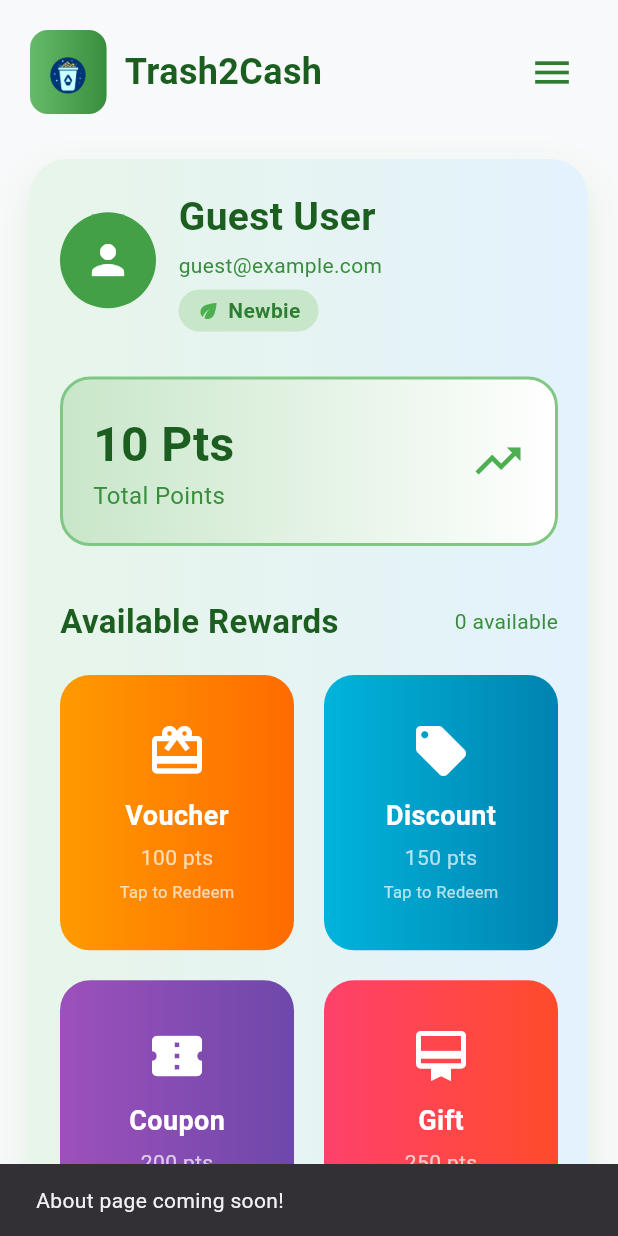
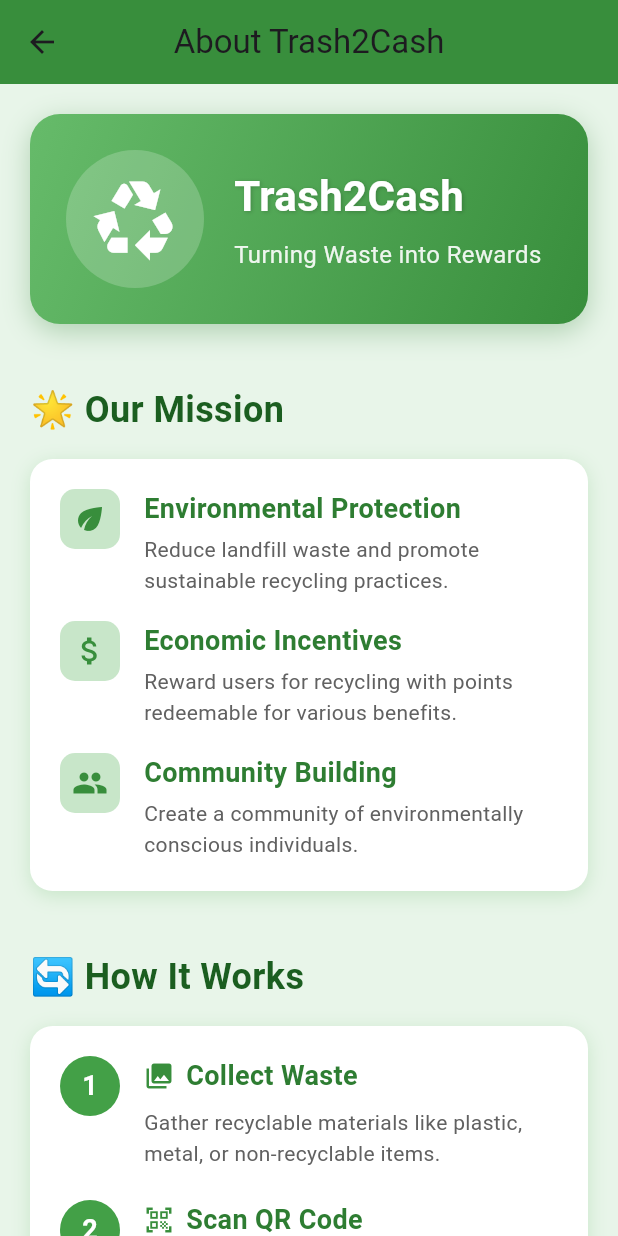
Before and after one commit to RewardingTrashcanSystem/Trash2Cash_Mobile, a Flutter app: the Trash2CashHomeUI screen opened directly, in the side drawer, after a tap on "About", on a phone screen of 412 x 824 dp. Run offline on Flutter 3.47's test engine with Material 3 defaults, Android fonts, the light colour scheme and no system bars; our stand-ins replace cached_network_image, connectivity_plus, dio, image_picker, permission_handler, pretty_dio_logger and 1 more; missing offline and left inert: mobile_scanner; accounts and stored records are empty.

Commit message:
about page

```diff
--- /dev/null
+++ b/lib/features/home/presentation/screen/about_page.dart
@@ -0,0 +1,590 @@
+import 'package:flutter/material.dart';
+
+class AboutPage extends StatelessWidget {
+  const AboutPage({super.key});
+
+  @override
+  Widget build(BuildContext context) {
+    return Scaffold(
+      backgroundColor: Colors.green.shade50,
+      appBar: AppBar(
+        title: const Text('About Trash2Cash'),
+        backgroundColor: Colors.green.shade700,
+        centerTitle: true,
+        elevation: 0,
+        leading: IconButton(
+          icon: const Icon(Icons.arrow_back),
+          onPressed: () => Navigator.pop(context),
+        ),
+      ),
+      body: SingleChildScrollView(
+        child: Padding(
+          padding: const EdgeInsets.all(20.0),
+          child: Column(
+            crossAxisAlignment: CrossAxisAlignment.start,
+            children: [
+              // Hero Section
+              _buildHeroSection(context),
+
+              const SizedBox(height: 40),
+
+              // Our Mission
+              _buildMissionSection(),
+
+              const SizedBox(height: 40),
+
+              // How It Works
+              _buildHowItWorksSection(),
+
+              const SizedBox(height: 40),
+
+              // Benefits
+              _buildBenefitsSection(),
+
+              const SizedBox(height: 40),
+
+              // Team/Contact
+              _buildContactSection(),
+
+              const SizedBox(height: 40),
+
+              // App Info
+              _buildAppInfoSection(),
+            ],
+          ),
+        ),
+      ),
+    );
+  }
+
+  Widget _buildHeroSection(BuildContext context) {
+    return Container(
+      padding: const EdgeInsets.all(24),
+      decoration: BoxDecoration(
+        gradient: LinearGradient(
+          colors: [Colors.green.shade400, Colors.green.shade700],
+          begin: Alignment.topLeft,
+          end: Alignment.bottomRight,
+        ),
+        borderRadius: BorderRadius.circular(20),
+        boxShadow: [
+          BoxShadow(
+            color: Colors.green.shade800.withOpacity(0.3),
+            blurRadius: 15,
+            offset: const Offset(0, 5),
+          ),
+        ],
+      ),
+      child: Row(
+        children: [
+          Container(
+            padding: const EdgeInsets.all(16),
+            decoration: BoxDecoration(
+              color: Colors.white.withOpacity(0.2),
+              shape: BoxShape.circle,
+            ),
+            child: const Icon(
+              Icons.recycling,
+              size: 60,
+              color: Colors.white,
+            ),
+          ),
+          const SizedBox(width: 20),
+          Expanded(
+            child: Column(
+              crossAxisAlignment: CrossAxisAlignment.start,
+              children: [
+                Text(
+                  'Trash2Cash',
+                  style: TextStyle(
+                    fontSize: 28,
+                    fontWeight: FontWeight.bold,
+                    color: Colors.white,
+                    shadows: [
+                      Shadow(
+                        color: Colors.black.withOpacity(0.2),
+                        blurRadius: 3,
+                        offset: const Offset(1, 1),
+                      ),
+                    ],
+                  ),
+                ),
+                const SizedBox(height: 8),
+                Text(
+                  'Turning Waste into Rewards',
+                  style: TextStyle(
+                    fontSize: 16,
+                    color: Colors.white.withOpacity(0.9),
+                  ),
+                ),
+              ],
+            ),
+          ),
+        ],
+      ),
+    );
+  }
+
+  Widget _buildMissionSection() {
+    return Column(
+      crossAxisAlignment: CrossAxisAlignment.start,
+      children: [
+        Text(
+          '🌟 Our Mission',
+          style: TextStyle(
+            fontSize: 24,
+            fontWeight: FontWeight.bold,
+            color: Colors.green.shade900,
+          ),
+        ),
+        const SizedBox(height: 16),
+        Container(
+          padding: const EdgeInsets.all(20),
+          decoration: BoxDecoration(
+            color: Colors.white,
+            borderRadius: BorderRadius.circular(15),
+            boxShadow: [
+              BoxShadow(
+                color: Colors.green.shade100,
+                blurRadius: 10,
+                offset: const Offset(0, 3),
+              ),
+            ],
+          ),
+          child: Column(
+            children: [
+              _buildInfoItem(
+                icon: Icons.eco,
+                title: 'Environmental Protection',
+                description: 'Reduce landfill waste and promote sustainable recycling practices.',
+              ),
+              const SizedBox(height: 16),
+              _buildInfoItem(
+                icon: Icons.attach_money,
+                title: 'Economic Incentives',
+                description: 'Reward users for recycling with points redeemable for various benefits.',
+              ),
+              const SizedBox(height: 16),
+              _buildInfoItem(
+                icon: Icons.group,
+                title: 'Community Building',
+                description: 'Create a community of environmentally conscious individuals.',
+              ),
+            ],
+          ),
+        ),
+      ],
+    );
+  }
+
+  Widget _buildHowItWorksSection() {
+    return Column(
+      crossAxisAlignment: CrossAxisAlignment.start,
+      children: [
+        Text(
+          '🔄 How It Works',
+          style: TextStyle(
+            fontSize: 24,
+            fontWeight: FontWeight.bold,
+            color: Colors.green.shade900,
+          ),
+        ),
+        const SizedBox(height: 16),
+        Container(
+          padding: const EdgeInsets.all(20),
+          decoration: BoxDecoration(
+            color: Colors.white,
+            borderRadius: BorderRadius.circular(15),
+            boxShadow: [
+              BoxShadow(
+                color: Colors.green.shade100,
+                blurRadius: 10,
+                offset: const Offset(0, 3),
+              ),
+            ],
+          ),
+          child: Column(
+            children: [
+              _buildStepItem(
+                number: 1,
+                title: 'Collect Waste',
+                description: 'Gather recyclable materials like plastic, metal, or non-recyclable items.',
+                icon: Icons.collections,
+              ),
+              const SizedBox(height: 20),
+              _buildStepItem(
+                number: 2,
+                title: 'Scan QR Code',
+                description: 'Use the app to scan QR codes at recycling centers or collection points.',
+                icon: Icons.qr_code_scanner,
+              ),
+              const SizedBox(height: 20),
+              _buildStepItem(
+                number: 3,
+                title: 'Earn Points',
+                description: 'Get points based on material type and quantity recycled.',
+                icon: Icons.star,
+              ),
+              const SizedBox(height: 20),
+              _buildStepItem(
+                number: 4,
+                title: 'Redeem Rewards',
+                description: 'Use your points to get vouchers, discounts, and other rewards.',
+                icon: Icons.card_giftcard,
+              ),
+            ],
+          ),
+        ),
+      ],
+    );
+  }
+
+  Widget _buildStepItem({
+    required int number,
+    required String title,
+    required String description,
+    required IconData icon,
+  }) {
+    return Row(
+      crossAxisAlignment: CrossAxisAlignment.start,
+      children: [
+        Container(
+          width: 40,
+          height: 40,
+          decoration: BoxDecoration(
+            color: Colors.green.shade600,
+            shape: BoxShape.circle,
+          ),
+          child: Center(
+            child: Text(
+              '$number',
+              style: const TextStyle(
+                color: Colors.white,
+                fontSize: 18,
+                fontWeight: FontWeight.bold,
+              ),
+            ),
+          ),
+        ),
+        const SizedBox(width: 16),
+        Expanded(
+          child: Column(
+            crossAxisAlignment: CrossAxisAlignment.start,
+            children: [
+              Row(
+                children: [
+                  Icon(
+                    icon,
+                    color: Colors.green.shade700,
+                    size: 20,
+                  ),
+                  const SizedBox(width: 8),
+                  Text(
+                    title,
+                    style: TextStyle(
+                      fontSize: 18,
+                      fontWeight: FontWeight.bold,
+                      color: Colors.green.shade800,
+                    ),
+                  ),
+                ],
+              ),
+              const SizedBox(height: 8),
+              Text(
+                description,
+                style: TextStyle(
+                  color: Colors.grey.shade700,
+                  fontSize: 14,
+                  height: 1.5,
+                ),
+              ),
+            ],
+          ),
+        ),
+      ],
+    );
+  }
+
+  Widget _buildBenefitsSection() {
+    return Column(
+      crossAxisAlignment: CrossAxisAlignment.start,
+      children: [
+        Text(
+          '✨ Benefits',
+          style: TextStyle(
+            fontSize: 24,
+            fontWeight: FontWeight.bold,
+            color: Colors.green.shade900,
+          ),
+        ),
+        const SizedBox(height: 16),
+        Wrap(
+          spacing: 12,
+          runSpacing: 12,
+          children: [
+            _buildBenefitChip(
+              icon: Icons.nature_people,
+              text: 'Cleaner Environment',
+              color: Colors.green,
+            ),
+            _buildBenefitChip(
+              icon: Icons.savings,
+              text: 'Save Money',
+              color: Colors.blue,
+            ),
+            _buildBenefitChip(
+              icon: Icons.health_and_safety,
+              text: 'Healthier Communities',
+              color: Colors.orange,
+            ),
+            _buildBenefitChip(
+              icon: Icons.trending_up,
+              text: 'Earn Rewards',
+              color: Colors.purple,
+            ),
+            _buildBenefitChip(
+              icon: Icons.school,
+              text: 'Environmental Education',
+              color: Colors.teal,
+            ),
+            _buildBenefitChip(
+              icon: Icons.work,
+              text: 'Create Green Jobs',
+              color: Colors.indigo,
+            ),
+          ],
+        ),
+      ],
+    );
+  }
+
+  Widget _buildBenefitChip({
+    required IconData icon,
+    required String text,
+    required Color color,
+  }) {
+    return Container(
+      padding: const EdgeInsets.symmetric(horizontal: 16, vertical: 10),
+      decoration: BoxDecoration(
+        color: color.withOpacity(0.1),
+        borderRadius: BorderRadius.circular(25),
+        border: Border.all(color: color.withOpacity(0.3)),
+      ),
+      child: Row(
+        mainAxisSize: MainAxisSize.min,
+        children: [
+          Icon(icon, color: color, size: 18),
+          const SizedBox(width: 6),
+          Text(
+            text,
+            style: TextStyle(
+              color: color,
+              fontWeight: FontWeight.w500,
+              fontSize: 14,
+            ),
+          ),
+        ],
+      ),
+    );
+  }
+
+  Widget _buildContactSection() {
+    return Column(
+      crossAxisAlignment: CrossAxisAlignment.start,
+      children: [
+        Text(
+          '📞 Contact Us',
+          style: TextStyle(
+            fontSize: 24,
+            fontWeight: FontWeight.bold,
+            color: Colors.green.shade900,
+          ),
+        ),
+        const SizedBox(height: 16),
+        Container(
+          padding: const EdgeInsets.all(20),
+          decoration: BoxDecoration(
+            color: Colors.white,
+            borderRadius: BorderRadius.circular(15),
+            boxShadow: [
+              BoxShadow(
+                color: Colors.green.shade100,
+                blurRadius: 10,
+                offset: const Offset(0, 3),
+              ),
+            ],
+          ),
+          child: Column(
+            children: [
+              _buildContactItem(
+                icon: Icons.email,
+                title: 'Email',
+                value: 'support@trash2cash.com',
+              ),
+              const SizedBox(height: 16),
+              _buildContactItem(
+                icon: Icons.phone,
+                title: 'Phone',
+                value: '+251988111111',
+              ),
+              const SizedBox(height: 16),
+              _buildContactItem(
+                icon: Icons.location_on,
+                title: 'Address',
+                value: '📍 Kazanchis (ካዛንቺስ) , temama foke 3rd floor',
+              ),
+            ],
+          ),
+        ),
+      ],
+    );
+  }
+
+  Widget _buildContactItem({
+    required IconData icon,
+    required String title,
+    required String value,
+  }) {
+    return Row(
+      crossAxisAlignment: CrossAxisAlignment.start,
+      children: [
+        Icon(
+          icon,
+          color: Colors.green.shade700,
+          size: 24,
+        ),
+        const SizedBox(width: 16),
+        Expanded(
+          child: Column(
+            crossAxisAlignment: CrossAxisAlignment.start,
+            children: [
+              Text(
+                title,
+                style: TextStyle(
+                  fontSize: 16,
+                  fontWeight: FontWeight.bold,
+                  color: Colors.green.shade800,
+                ),
+              ),
+              const SizedBox(height: 4),
+              Text(
+                value,
+                style: TextStyle(
+                  color: Colors.grey.shade700,
+                  fontSize: 14,
+                ),
+              ),
+            ],
+          ),
+        ),
+      ],
+    );
+  }
+
+  Widget _buildAppInfoSection() {
+    return Container(
+      padding: const EdgeInsets.all(20),
+      decoration: BoxDecoration(
+        color: Colors.green.shade100.withOpacity(0.5),
+        borderRadius: BorderRadius.circular(15),
+        border: Border.all(color: Colors.green.shade200),
+      ),
+      child: Column(
+        children: [
+          const Row(
+            children: [
+              Icon(Icons.info, color: Colors.green),
+              SizedBox(width: 10),
+              Text(
+                'App Information',
+                style: TextStyle(
+                  fontSize: 18,
+                  fontWeight: FontWeight.bold,
+                  color: Colors.green,
+                ),
+              ),
+            ],
+          ),
+          const SizedBox(height: 15),
+          _buildAppInfoRow('Version', '1.0.0'),
+          _buildAppInfoRow('Last Updated', 'January 2026'),
+          _buildAppInfoRow('Developed By', 'Trash2Cash Team'),
+          _buildAppInfoRow('Platform', 'Android & iOS'),
+        ],
+      ),
+    );
+  }
+
+  Widget _buildAppInfoRow(String label, String value) {
+    return Padding(
+      padding: const EdgeInsets.symmetric(vertical: 6),
+      child: Row(
+        mainAxisAlignment: MainAxisAlignment.spaceBetween,
+        children: [
+          Text(
+            label,
+            style: TextStyle(
+              color: Colors.green.shade700,
+              fontWeight: FontWeight.w500,
+            ),
+          ),
+          Text(
+            value,
+            style: const TextStyle(
+              color: Colors.grey,
+            ),
+          ),
+        ],
+      ),
+    );
+  }
+
+  Widget _buildInfoItem({
+    required IconData icon,
+    required String title,
+    required String description,
+  }) {
+    return Row(
+      crossAxisAlignment: CrossAxisAlignment.start,
+      children: [
+        Container(
+          padding: const EdgeInsets.all(8),
+          decoration: BoxDecoration(
+            color: Colors.green.shade100,
+            borderRadius: BorderRadius.circular(10),
+          ),
+          child: Icon(
+            icon,
+            color: Colors.green.shade700,
+            size: 24,
+          ),
+        ),
+        const SizedBox(width: 16),
+        Expanded(
+          child: Column(
+            crossAxisAlignment: CrossAxisAlignment.start,
+            children: [
+              Text(
+                title,
+                style: TextStyle(
+                  fontSize: 18,
+                  fontWeight: FontWeight.bold,
+                  color: Colors.green.shade800,
+                ),
+              ),
+              const SizedBox(height: 4),
+              Text(
+                description,
+                style: TextStyle(
+                  color: Colors.grey.shade700,
+                  fontSize: 14,
+                  height: 1.5,
+                ),
+              ),
+            ],
+          ),
+        ),
+      ],
+    );
+  }
+}
--- a/lib/features/home/presentation/widget/side_bar.dart
+++ b/lib/features/home/presentation/widget/side_bar.dart
@@ -5,6 +5,7 @@ import 'package:trash2cash/features/auth/data/model/user_model.dart';
 import 'package:trash2cash/features/auth/presentation/provider/auth_provider.dart';
 
 import 'package:trash2cash/features/auth/presentation/screen/login_screen.dart';
+import 'package:trash2cash/features/home/presentation/screen/about_page.dart';
 import 'package:trash2cash/features/home/presentation/screen/edit_profile_screen.dart';
 
 
@@ -102,9 +103,11 @@ class AppDrawer extends StatelessWidget {
                     color: Colors.green.shade800,
                     onTap: () {
                       Navigator.pop(context);
-                      // TODO: Add about screen
-                      ScaffoldMessenger.of(context).showSnackBar(
-                        const SnackBar(content: Text('About page coming soon!')),
+                      Navigator.push(
+                        context,
+                        MaterialPageRoute(
+                          builder: (context) => const AboutPage(),
+                        ),
                       );
                     },
                   ),
```
